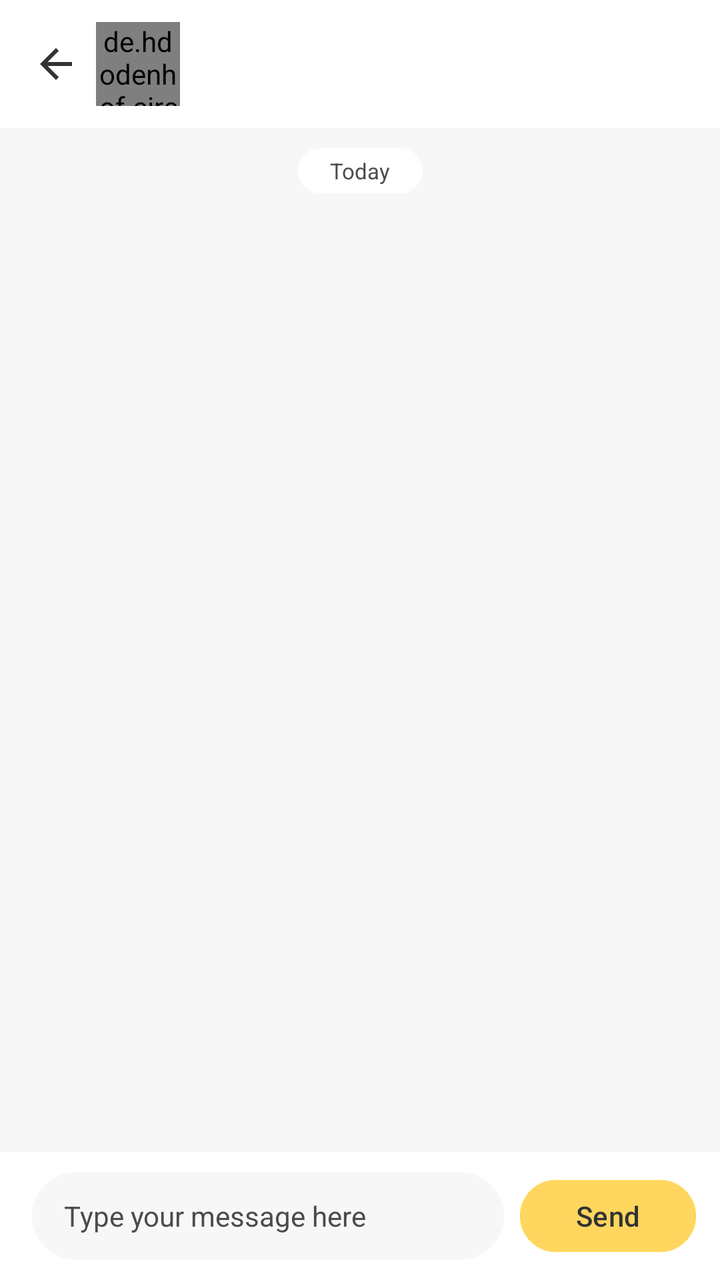
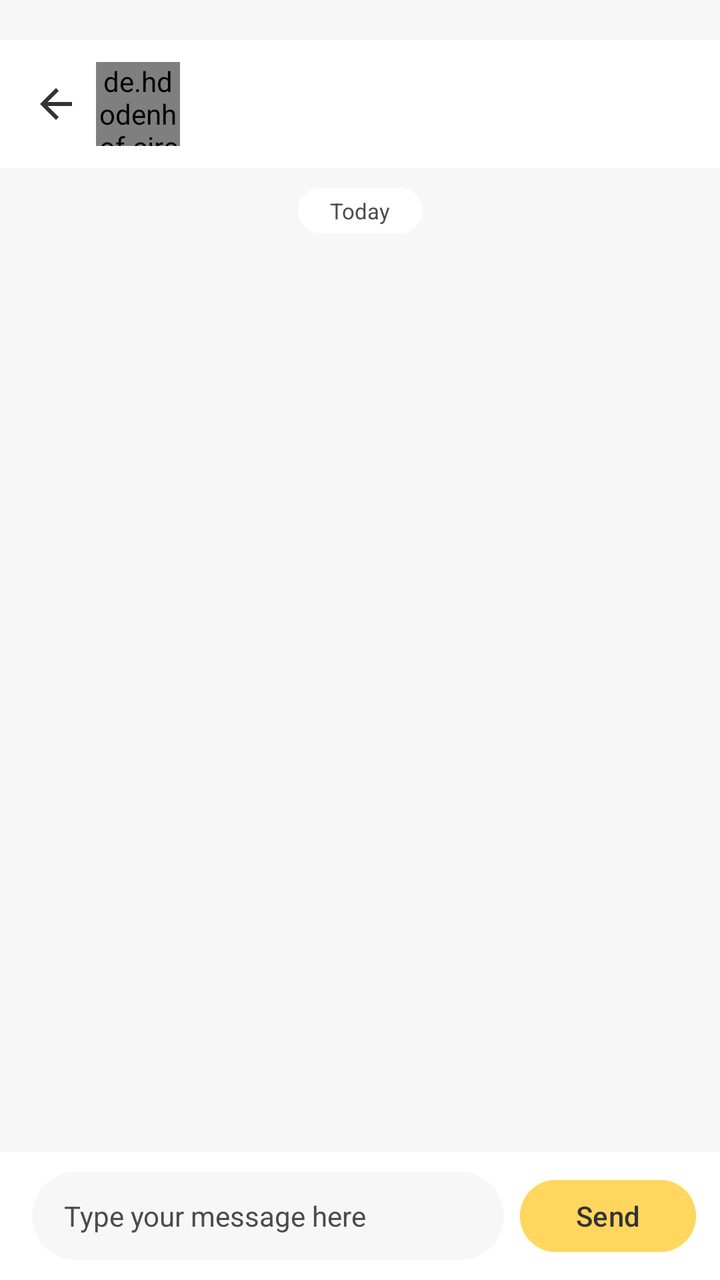

Screens rendered from an Android XML layout before and after an edit, with the pre-edit source and the edit as a unified diff.
<!-- AndroidManifest.xml: application theme Theme.Roomiz -->
<!-- res/layout/activity_personal_chat.xml -->
<?xml version="1.0" encoding="utf-8"?>
<androidx.constraintlayout.widget.ConstraintLayout xmlns:android="http://schemas.android.com/apk/res/android"
    xmlns:app="http://schemas.android.com/apk/res-auto"
    android:layout_width="match_parent"
    android:layout_height="match_parent"
    android:background="@color/login_background">

    <LinearLayout
        android:id="@+id/chatHeader"
        android:layout_width="0dp"
        android:layout_height="64dp"
        android:background="@color/white"
        android:gravity="center_vertical"
        android:orientation="horizontal"
        android:paddingStart="8dp"
        android:paddingEnd="12dp"
        app:layout_constraintEnd_toEndOf="parent"
        app:layout_constraintStart_toStartOf="parent"
        app:layout_constraintTop_toTopOf="parent">

        <ImageButton
            android:id="@+id/btnChatBack"
            android:layout_width="40dp"
            android:layout_height="40dp"
            android:background="@android:color/transparent"
            android:contentDescription="@string/back"
            android:src="@drawable/ic_back" />

        <de.hdodenhof.circleimageview.CircleImageView
            android:id="@+id/ivChatAvatar"
            android:layout_width="42dp"
            android:layout_height="42dp"
            android:scaleType="centerCrop"
            android:src="@drawable/dana_levy" />

        <TextView
            android:id="@+id/tvChatName"
            android:layout_width="0dp"
            android:layout_height="wrap_content"
            android:layout_marginStart="10dp"
            android:layout_weight="1"
            android:textColor="@color/login_text_primary"
            android:textSize="20sp"
            android:textStyle="bold" />
    </LinearLayout>

    <TextView
        android:id="@+id/tvToday"
        android:layout_width="wrap_content"
        android:layout_height="wrap_content"
        android:layout_marginTop="10dp"
        android:background="@drawable/bg_chat_date"
        android:paddingStart="16dp"
        android:paddingTop="4dp"
        android:paddingEnd="16dp"
        android:paddingBottom="4dp"
        android:text="@string/today"
        android:textColor="@color/login_text_secondary"
        android:textSize="11sp"
        app:layout_constraintEnd_toEndOf="parent"
        app:layout_constraintStart_toStartOf="parent"
        app:layout_constraintTop_toBottomOf="@id/chatHeader" />

    <androidx.recyclerview.widget.RecyclerView
        android:id="@+id/rvMessages"
        android:layout_width="0dp"
        android:layout_height="0dp"
        android:layout_marginTop="8dp"
        android:clipToPadding="false"
        android:paddingBottom="8dp"
        app:layout_constraintBottom_toTopOf="@id/messageComposer"
        app:layout_constraintEnd_toEndOf="parent"
        app:layout_constraintStart_toStartOf="parent"
        app:layout_constraintTop_toBottomOf="@id/tvToday" />

    <LinearLayout
        android:id="@+id/messageComposer"
        android:layout_width="0dp"
        android:layout_height="64dp"
        android:background="@color/white"
        android:gravity="center_vertical"
        android:orientation="horizontal"
        android:paddingStart="16dp"
        android:paddingEnd="12dp"
        app:layout_constraintBottom_toBottomOf="parent"
        app:layout_constraintEnd_toEndOf="parent"
        app:layout_constraintStart_toStartOf="parent">

        <EditText
            android:id="@+id/etMessage"
            android:layout_width="0dp"
            android:layout_height="44dp"
            android:layout_weight="1"
            android:background="@drawable/bg_message_input"
            android:gravity="center_vertical"
            android:hint="@string/message_hint"
            android:imeOptions="actionSend"
            android:inputType="textCapSentences|textMultiLine"
            android:maxLines="3"
            android:paddingStart="16dp"
            android:paddingEnd="16dp"
            android:textColor="@color/login_text_primary"
            android:textColorHint="@color/login_text_secondary"
            android:textSize="14sp" />

        <com.google.android.material.button.MaterialButton
            android:id="@+id/btnSend"
            style="@style/Widget.Material3.Button"
            android:layout_width="wrap_content"
            android:layout_height="44dp"
            android:layout_marginStart="8dp"
            android:backgroundTint="@color/profile_option_selected"
            android:text="@string/send"
            android:textAllCaps="false"
            android:textColor="@color/login_text_primary"
            app:cornerRadius="22dp" />
    </LinearLayout>
</androidx.constraintlayout.widget.ConstraintLayout>
<!-- resources referenced by this layout -->
<resources>
  <color name="login_background">#FFF7F7F7</color>
  <color name="login_text_primary">#FF333333</color>
  <color name="login_text_secondary">#FF4B4B4B</color>
  <color name="profile_option_selected">#FFFFD75E</color>
  <color name="white">#FFFFFFFF</color>
  <!-- drawable bg_chat_date (drawable) -->
  <?xml version="1.0" encoding="utf-8"?>
  <shape xmlns:android="http://schemas.android.com/apk/res/android" android:shape="rectangle">
      <solid android:color="@color/white" />
      <corners android:radius="12dp" />
  </shape>
  <!-- drawable bg_message_input (drawable) -->
  <?xml version="1.0" encoding="utf-8"?>
  <shape xmlns:android="http://schemas.android.com/apk/res/android" android:shape="rectangle">
      <solid android:color="@color/login_background" />
      <corners android:radius="24dp" />
  </shape>
  <!-- drawable dana_levy: png bitmap (drawable, 380478 bytes) -->
  <!-- drawable ic_back (drawable) -->
  <?xml version="1.0" encoding="utf-8"?>
  <vector xmlns:android="http://schemas.android.com/apk/res/android"
      android:width="24dp"
      android:height="24dp"
      android:viewportWidth="24"
      android:viewportHeight="24">
      <path
          android:fillColor="@color/login_text_primary"
          android:pathData="M20,11L7.83,11l5.59,-5.59L12,4l-8,8l8,8l1.41,-1.41L7.83,13L20,13z" />
  </vector>
  <string name="back">Back</string>
  <string name="message_hint">Type your message here</string>
  <string name="send">Send</string>
  <string name="today">Today</string>
  <style name="Theme.Roomiz" parent="Base.Theme.Roomiz" />
  <style name="Base.Theme.Roomiz" parent="Theme.Material3.DayNight.NoActionBar">
          
          
      </style>
</resources>

<!-- the commit's change to res/layout/activity_personal_chat.xml (unified diff, before → after) -->
@@ -9,6 +9,7 @@
         android:id="@+id/chatHeader"
         android:layout_width="0dp"
         android:layout_height="64dp"
+        android:layout_marginTop="20dp"
         android:background="@color/white"
         android:gravity="center_vertical"
         android:orientation="horizontal"
